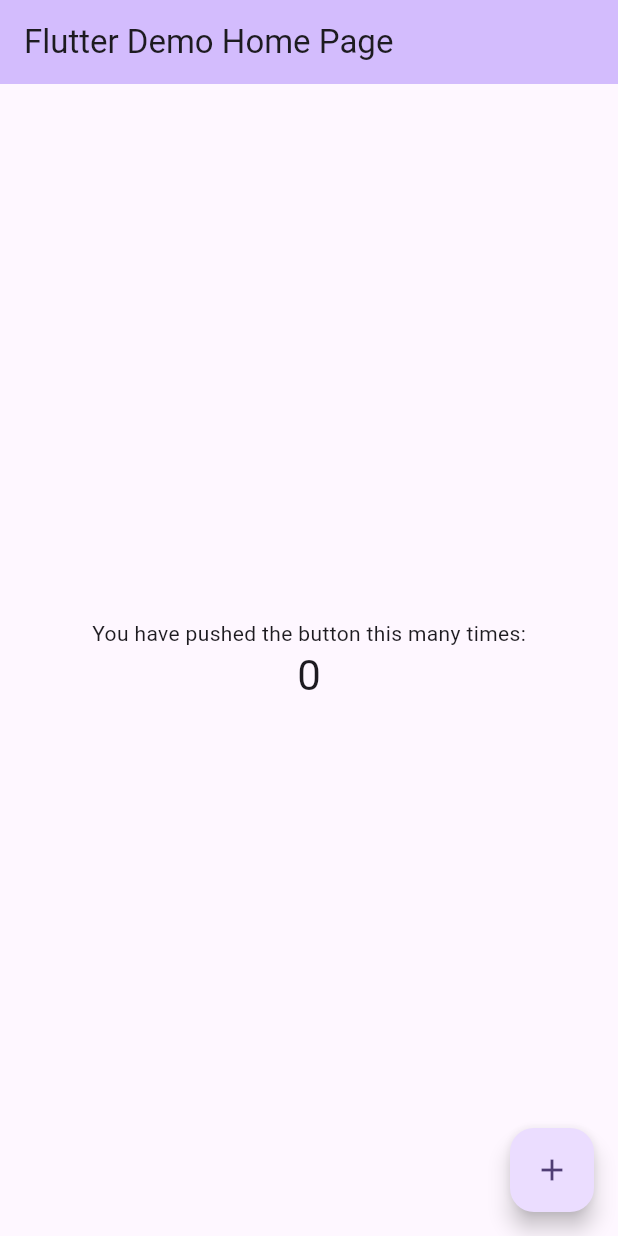
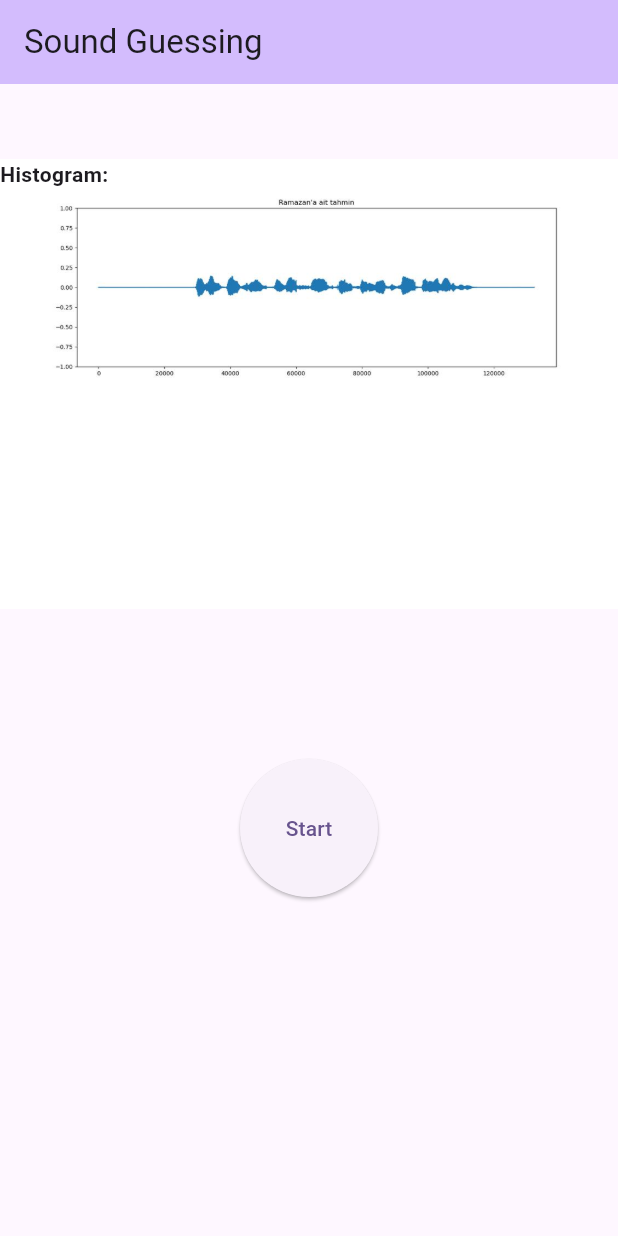
Before and after one commit to CeylinC/Yazilim-Proje-Yonetimi, a Flutter app: the screen it shows after launch, on a phone screen of 412 x 824 dp. Run offline on Flutter 3.47's test engine with Material 3 defaults, Android fonts, the phone set to English and light mode, and no system bars.

Commit message:
feat: create histogram widget

```diff
--- a/sound/lib/main.dart
+++ b/sound/lib/main.dart
@@ -1,4 +1,6 @@
 import 'package:flutter/material.dart';
+import 'package:sound/widget/Button.dart';
+import 'package:sound/widget/Image.dart';
 
 void main() {
   runApp(const MyApp());
@@ -13,41 +15,16 @@
     return MaterialApp(
       title: 'Flutter Demo',
       theme: ThemeData(
-        // This is the theme of your application.
-        //
-        // TRY THIS: Try running your application with "flutter run". You'll see
-        // the application has a purple toolbar. Then, without quitting the app,
-        // try changing the seedColor in the colorScheme below to Colors.green
-        // and then invoke "hot reload" (save your changes or press the "hot
-        // reload" button in a Flutter-supported IDE, or press "r" if you used
-        // the command line to start the app).
-        //
-        // Notice that the counter didn't reset back to zero; the application
-        // state is not lost during the reload. To reset the state, use hot
-        // restart instead.
-        //
-        // This works for code too, not just values: Most code changes can be
-        // tested with just a hot reload.
         colorScheme: ColorScheme.fromSeed(seedColor: Colors.deepPurple),
         useMaterial3: true,
       ),
-      home: const MyHomePage(title: 'Flutter Demo Home Page'),
+      home: const MyHomePage(title: 'Sound Guessing'),
     );
   }
 }
 
 class MyHomePage extends StatefulWidget {
   const MyHomePage({super.key, required this.title});
-
-  // This widget is the home page of your application. It is stateful, meaning
-  // that it has a State object (defined below) that contains fields that affect
-  // how it looks.
-
-  // This class is the configuration for the state. It holds the values (in this
-  // case the title) provided by the parent (in this case the App widget) and
-  // used by the build method of the State. Fields in a Widget subclass are
-  // always marked "final".
-
   final String title;
 
   @override
@@ -55,71 +32,26 @@
 }
 
 class _MyHomePageState extends State<MyHomePage> {
-  int _counter = 0;
-
-  void _incrementCounter() {
-    setState(() {
-      // This call to setState tells the Flutter framework that something has
-      // changed in this State, which causes it to rerun the build method below
-      // so that the display can reflect the updated values. If we changed
-      // _counter without calling setState(), then the build method would not be
-      // called again, and so nothing would appear to happen.
-      _counter++;
-    });
-  }
-
   @override
   Widget build(BuildContext context) {
-    // This method is rerun every time setState is called, for instance as done
-    // by the _incrementCounter method above.
-    //
-    // The Flutter framework has been optimized to make rerunning build methods
-    // fast, so that you can just rebuild anything that needs updating rather
-    // than having to individually change instances of widgets.
     return Scaffold(
         appBar: AppBar(
-        // TRY THIS: Try changing the color here to a specific color (to
-        // Colors.amber, perhaps?) and trigger a hot reload to see the AppBar
-        // change color while the other colors stay the same.
           backgroundColor: Theme.of(context).colorScheme.inversePrimary,
-        // Here we take the value from the MyHomePage object that was created by
-        // the App.build method, and use it to set our appbar title.
           title: Text(widget.title),
         ),
-      body: Center(
-        // Center is a layout widget. It takes a single child and positions it
-        // in the middle of the parent.
+        body: SingleChildScrollView(
+          padding: const EdgeInsets.only(top: 50),
+          child: Center(
             child: Column(
-          // Column is also a layout widget. It takes a list of children and
-          // arranges them vertically. By default, it sizes itself to fit its
-          // children horizontally, and tries to be as tall as its parent.
-          //
-          // Column has various properties to control how it sizes itself and
-          // how it positions its children. Here we use mainAxisAlignment to
-          // center the children vertically; the main axis here is the vertical
-          // axis because Columns are vertical (the cross axis would be
-          // horizontal).
-          //
-          // TRY THIS: Invoke "debug painting" (choose the "Toggle Debug Paint"
-          // action in the IDE, or press "p" in the console), to see the
-          // wireframe for each widget.
               mainAxisAlignment: MainAxisAlignment.center,
               children: <Widget>[
-            const Text(
-              'You have pushed the button this many times:',
+                const Histogram(
+                  imagePath: 'lib/assets/histogram.jpg',
                 ),
-            Text(
-              '$_counter',
-              style: Theme.of(context).textTheme.headlineMedium,
-            ),
+                Padding(padding: const EdgeInsets.symmetric(vertical: 100), child: Button(),)
               ],
             ),
           ),
-      floatingActionButton: FloatingActionButton(
-        onPressed: _incrementCounter,
-        tooltip: 'Increment',
-        child: const Icon(Icons.add),
-      ), // This trailing comma makes auto-formatting nicer for build methods.
-    );
+        ));
   }
 }
--- /dev/null
+++ b/sound/lib/widget/Image.dart
@@ -0,0 +1,29 @@
+import 'package:flutter/material.dart';
+
+class Histogram extends StatelessWidget {
+  final String imagePath;
+  final double width;
+  final double height;
+
+  const Histogram({
+    required this.imagePath,
+    this.width = 1000.0,
+    this.height = 300.0,
+  });
+
+  @override
+  Widget build(BuildContext context) {
+    return Container(
+        width: width,
+        height: height,
+        decoration: BoxDecoration(
+          shape: BoxShape.rectangle,
+          image: DecorationImage(
+            fit: BoxFit.fitWidth,
+            alignment: const Alignment(0.0, -0.72),
+            image: AssetImage(imagePath),
+          ),
+        ),
+        child: const Text("Histogram: ", style: TextStyle(fontWeight: FontWeight.bold,)));
+  }
+}
```
Also changed, not shown: sound/lib/assets/histogram.jpg (added). Lines whose indentation alone changed are shown as unchanged.
